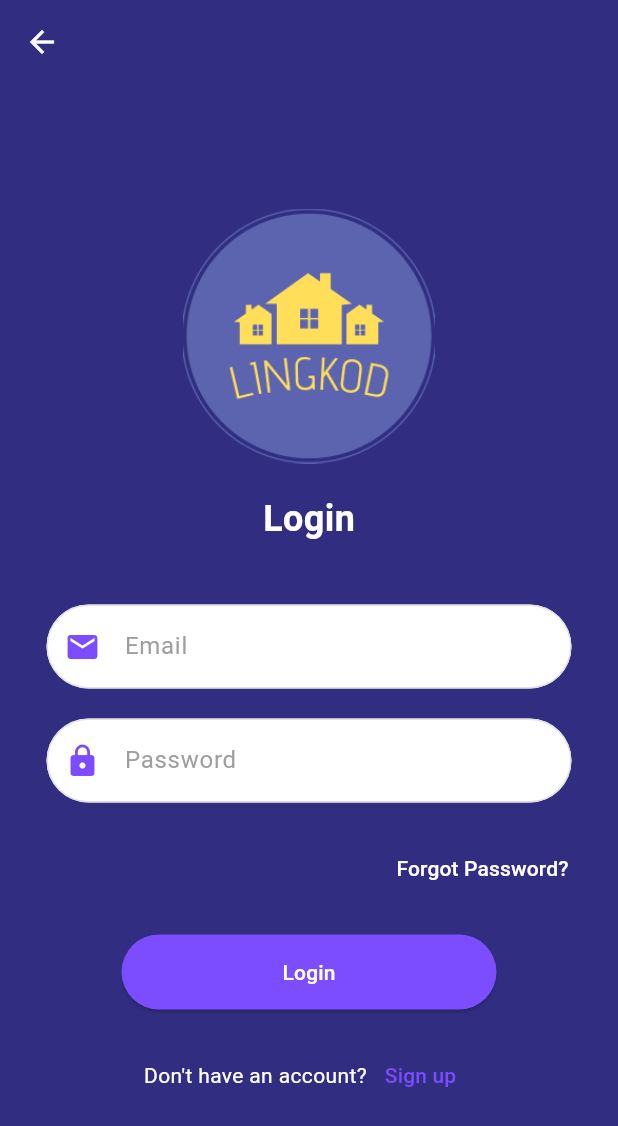
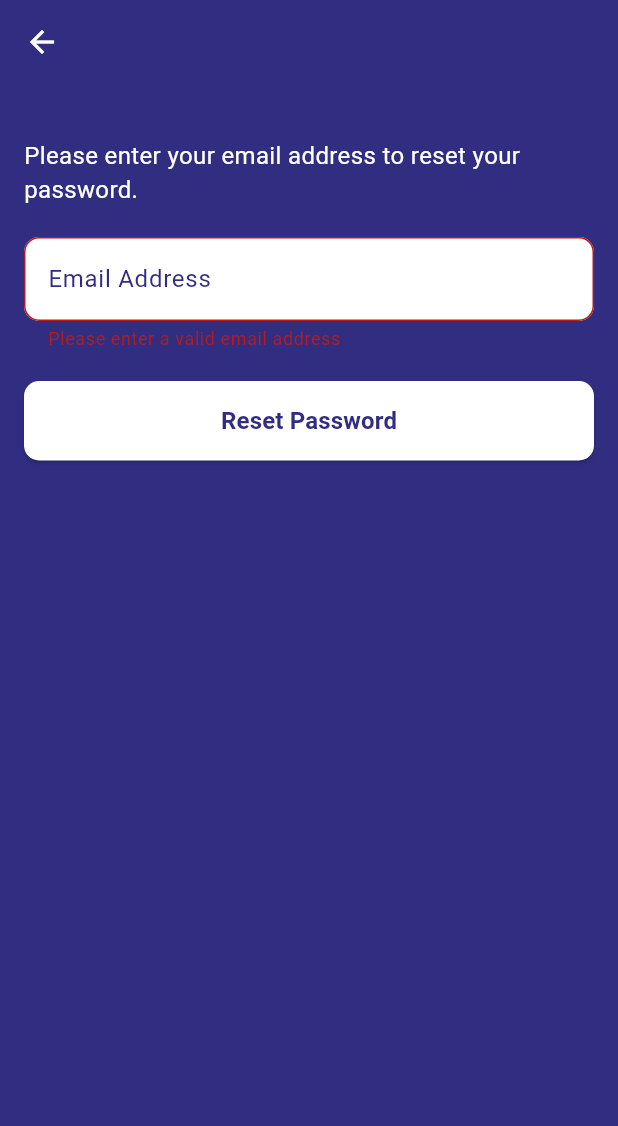
Before and after one commit to Jspobre/linkod_app, a Flutter app: the LoginPage screen opened directly, after a tap on "Forgot Password?", on a phone screen of 412 x 824 dp. Shown: the top 1126 px of the screen. Run offline on Flutter 3.47's test engine with Material 3 defaults, Android fonts, the phone set to English and light mode, and no system bars.

Commit message:
added forgot password page. UI WIP

```diff
--- /dev/null
+++ b/lib/pages/forgotPassword.dart
@@ -0,0 +1,80 @@
+import 'package:flutter/material.dart';
+
+class ForgotPasswordPage extends StatelessWidget {
+  final TextEditingController emailController = TextEditingController();
+
+  @override
+  Widget build(BuildContext context) {
+    return Scaffold(
+      appBar: AppBar(
+        backgroundColor: Color(0xFF312E81),
+        leading: IconButton(
+          icon: const Icon(Icons.arrow_back, color: Colors.white),
+          onPressed: () {
+            Navigator.pop(context);
+          },
+        ),
+      ),
+      body: Center(
+        child: Container(
+          color: Color(0xFF312E81), // Set background color
+          padding: const EdgeInsets.all(16.0),
+          child: Column(
+            crossAxisAlignment: CrossAxisAlignment.start,
+            children: [
+              SizedBox(height: 20),
+              Text(
+                'Please enter your email address to reset your password.',
+                style: TextStyle(color: Colors.white, fontSize: 16),
+              ),
+              SizedBox(height: 20),
+              TextField(
+                controller: emailController,
+                keyboardType: TextInputType.emailAddress,
+                decoration: InputDecoration(
+                  filled: true,
+                  fillColor: Colors.white,
+                  labelText: 'Email Address',
+                  labelStyle: TextStyle(color: Color(0xFF312E81)),
+                  border: OutlineInputBorder(
+                    borderRadius: BorderRadius.circular(10.0),
+                  ),
+                  errorText: validateEmail(emailController.text)
+                      ? null
+                      : 'Please enter a valid email address',
+                ),
+              ),
+              SizedBox(height: 20),
+              ElevatedButton(
+                style: ElevatedButton.styleFrom(
+                  backgroundColor: Colors.white,
+                  foregroundColor: Color(0xFF312E81),
+                  padding: EdgeInsets.symmetric(horizontal: 20, vertical: 15),
+                  shape: RoundedRectangleBorder(
+                    borderRadius: BorderRadius.circular(10.0),
+                  ),
+                ),
+                onPressed: () {
+                  // Add your forgot password logic here
+                },
+                child: Center(
+                  child: Text(
+                    'Reset Password',
+                    style: TextStyle(fontSize: 16, fontWeight: FontWeight.bold),
+                  ),
+                ),
+              ),
+            ],
+          ),
+        ),
+      ),
+    );
+  }
+
+  // Email validation method
+  bool validateEmail(String email) {
+    final emailRegex = RegExp(
+        r'^[a-zA-Z0-9.a-zA-Z0-9.!#$%&’*+/=?^_`{|}~-]+@[a-zA-Z0-9]+\.[a-zA-Z]+');
+    return emailRegex.hasMatch(email);
+  }
+}
--- a/lib/pages/loginPage.dart
+++ b/lib/pages/loginPage.dart
@@ -1,6 +1,7 @@
 import 'package:flutter/material.dart';
 import './signupPage.dart';
 import './homePage.dart';
+import './forgotPassword.dart';
 
 class LoginPage extends StatelessWidget {
   @override
@@ -122,7 +123,10 @@ class LoginPage extends StatelessWidget {
                   alignment: Alignment.centerRight,
                   child: TextButton(
                     onPressed: () {
-                      // Implement forgot password functionality
+                      Navigator.push(
+                          context,
+                          MaterialPageRoute(
+                              builder: (context) => ForgotPasswordPage()));
                     },
                     child: const Text(
                       'Forgot Password?',
```
